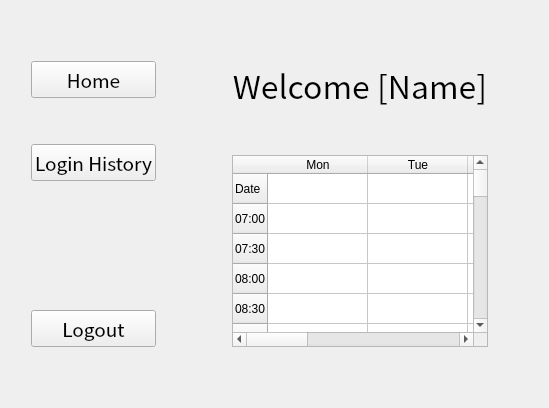
raphaeleg/COMP3278_G12, file ui_files/Timetable.ui: the form before one commit.
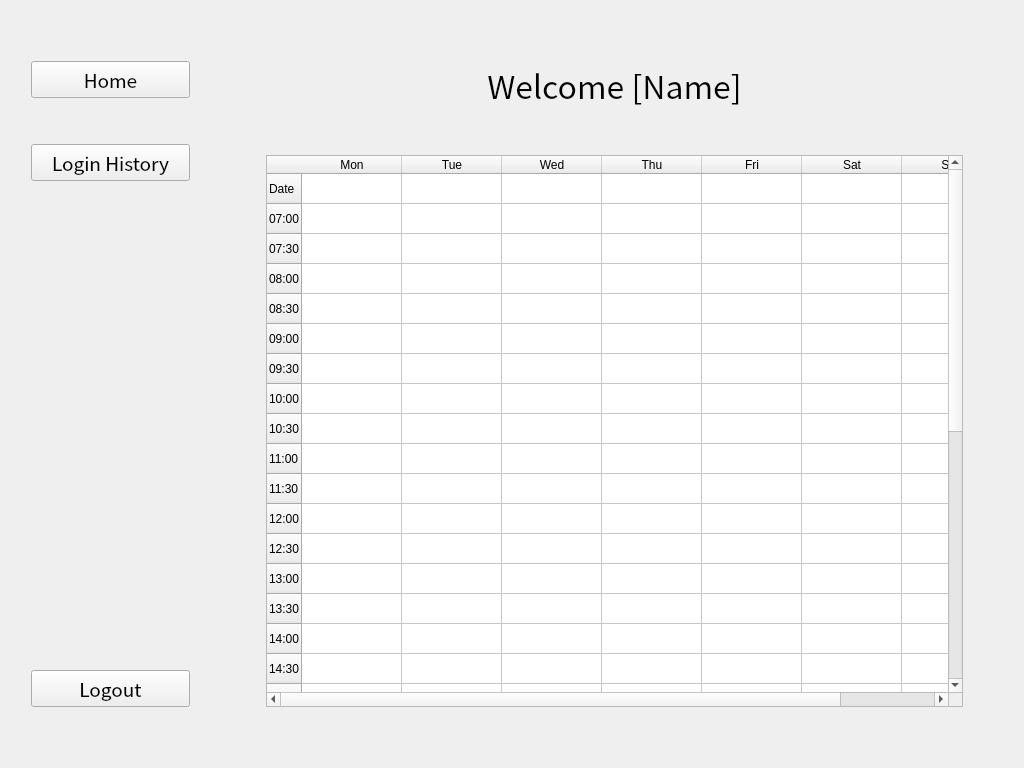
The form after the commit.

Commit message: Update object names & create 2 new ui

Patch:
```diff
--- a/ui_files/Timetable.ui
+++ b/ui_files/Timetable.ui
@@ -2,6 +2,14 @@
 <ui version="4.0">
  <class>Form</class>
  <widget class="QWidget" name="Form">
+  <property name="geometry">
+   <rect>
+    <x>0</x>
+    <y>0</y>
+    <width>1024</width>
+    <height>768</height>
+   </rect>
+  </property>
   <property name="windowTitle">
    <string>Form</string>
   </property>
```
Left out of the diff: 4 changed lines with no effect on the pictures. The commit also changes 3 other files.
